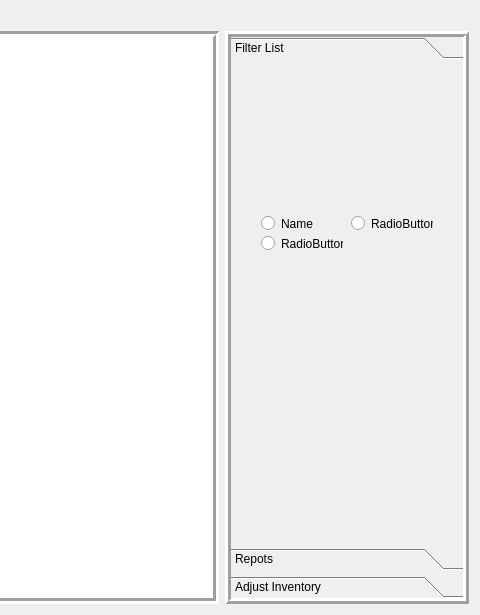
Before: the Qt Designer form src/reportsView.ui in rbaker26/BigBlueBox, drawn with Qt 5; both pictures show x 688 to 1168 and y 0 to 615 of the 1168 by 615 pixel window.
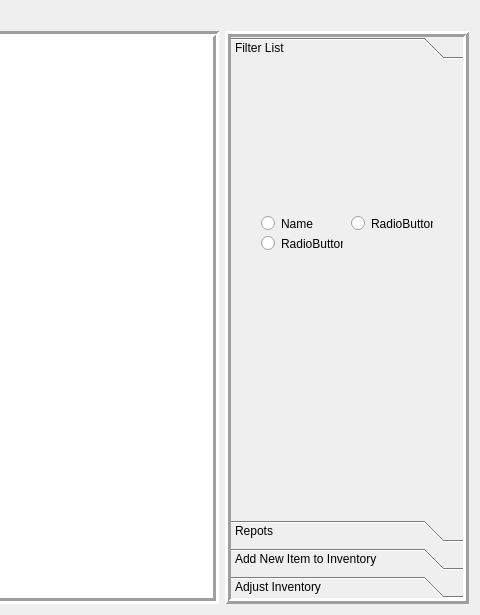
After: the same form once the commit is applied.

The edit to the form file:
```diff
--- a/src/reportsView.ui
+++ b/src/reportsView.ui
@@ -103,7 +103,7 @@
             <x>0</x>
             <y>0</y>
             <width>232</width>
-            <height>477</height>
+            <height>450</height>
            </rect>
           </property>
           <property name="acceptDrops">
@@ -181,6 +181,11 @@
            </item>
           </layout>
          </widget>
+         <widget class="QWidget" name="page">
+          <attribute name="label">
+           <string>Add New Item to Inventory</string>
+          </attribute>
+         </widget>
          <widget class="QWidget" name="toolBoxPage3">
           <property name="geometry">
            <rect>
```
Left out of the diff: 4 changed lines with no effect on the pictures.
